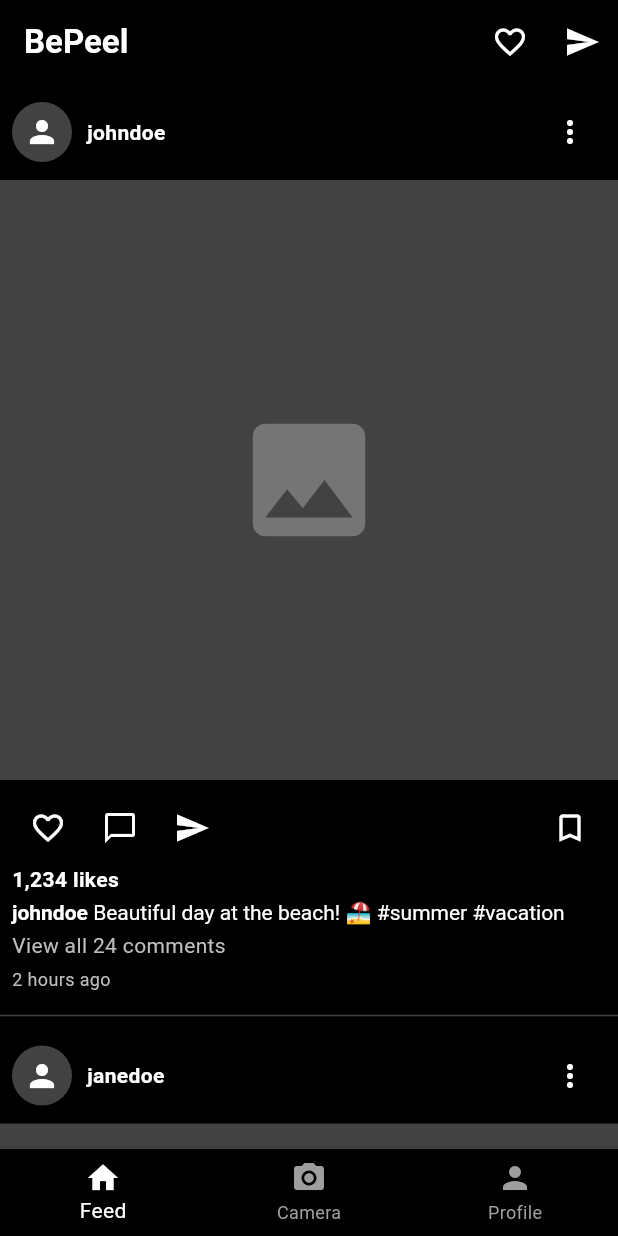
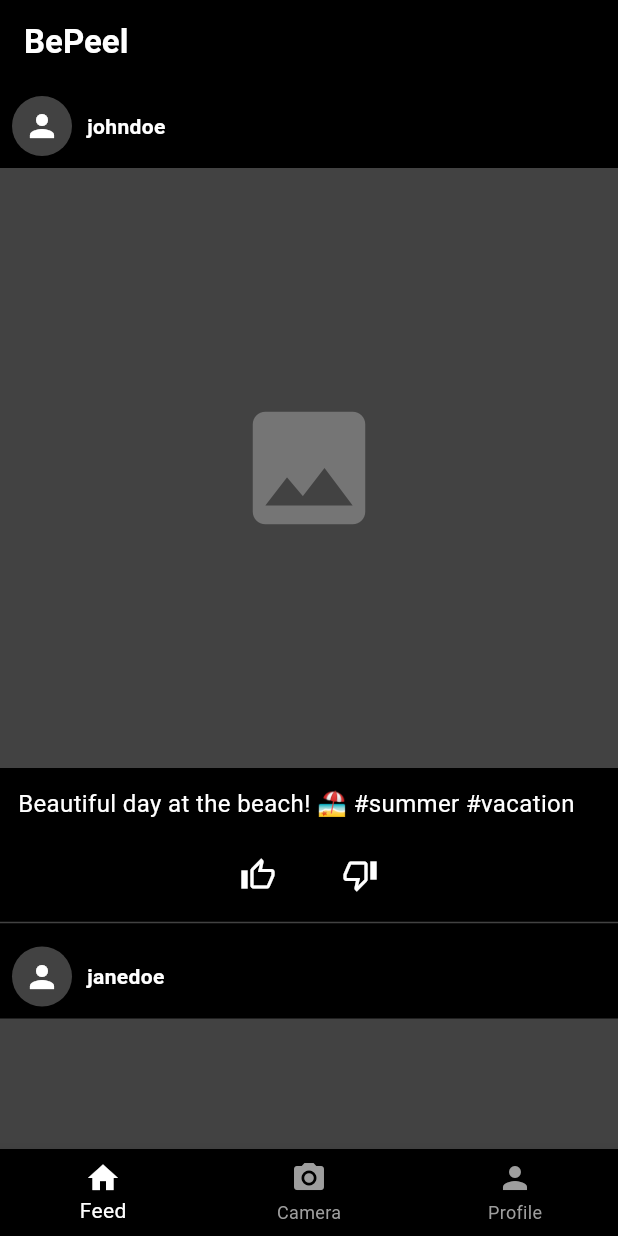
Before and after one commit to dpsheth/exercise_social_media, a Flutter app: the screen it shows once a user with an empty profile is signed in, on a phone screen of 412 x 824 dp. Run offline on Flutter 3.47's test engine with Material 3 defaults, Android fonts, the phone set to English and light mode, and no system bars; our stand-ins replace firebase_auth, firebase_core, image_picker; accounts and stored records are empty.

Commit message:
feed changed to be more to vision

```diff
--- a/bepeel/lib/main.dart
+++ b/bepeel/lib/main.dart
@@ -114,16 +114,6 @@
                     fontWeight: FontWeight.bold,
                   ),
                 ),
-                actions: [
-                  IconButton(
-                    icon: Icon(Icons.favorite_border, color: Colors.white),
-                    onPressed: () {},
-                  ),
-                  IconButton(
-                    icon: Icon(Icons.send, color: Colors.white),
-                    onPressed: () {},
-                  ),
-                ],
               ),
               SliverList(
                 delegate: SliverChildBuilderDelegate(
@@ -286,6 +276,7 @@
     return Column(
       crossAxisAlignment: CrossAxisAlignment.start,
       children: [
+        // Username and profile section
         Padding(
           padding: const EdgeInsets.all(8.0),
           child: Row(
@@ -302,15 +293,30 @@
                   fontWeight: FontWeight.bold,
                 ),
               ),
-              Spacer(),
-              IconButton(
-                icon: Icon(Icons.more_vert, color: Colors.white),
-                onPressed: () {},
-              ),
             ],
           ),
         ),
-        Container(
+        // Image with double tap detection and animation
+        Stack(
+          alignment: Alignment.center,
+          children: [
+            GestureDetector(
+              onDoubleTap: () {
+                setState(() {
+                  if (post['isLiked'] != true) {
+                    post['isLiked'] = true;
+                    post['showLikeAnimation'] = true;
+                    Future.delayed(const Duration(milliseconds: 800), () {
+                      if (mounted) {
+                        setState(() {
+                          post['showLikeAnimation'] = false;
+                        });
+                      }
+                    });
+                  }
+                });
+              },
+              child: Container(
                 height: 400,
                 color: Colors.grey[800],
                 child: Center(
@@ -321,69 +327,76 @@
                   ),
                 ),
               ),
-        Padding(
-          padding: const EdgeInsets.all(8.0),
-          child: Column(
-            crossAxisAlignment: CrossAxisAlignment.start,
-            children: [
-              Row(
-                children: [
-                  IconButton(
-                    icon: Icon(Icons.favorite_border, color: Colors.white),
-                    onPressed: () {},
             ),
-                  IconButton(
-                    icon: Icon(Icons.chat_bubble_outline, color: Colors.white),
-                    onPressed: () {},
+            if (post['showLikeAnimation'] == true)
+              TweenAnimationBuilder<double>(
+                tween: Tween(begin: 0.0, end: 1.0),
+                duration: const Duration(milliseconds: 400),
+                builder: (context, value, child) {
+                  return Transform.scale(
+                    scale: 2.0 * value * (1 - value) + 1.0,
+                    child: Opacity(
+                      opacity: value > 0.5 ? 2 * (1 - value) : 2 * value,
+                      child: const Icon(
+                        Icons.thumb_up,
+                        color: Colors.white,
+                        size: 100,
                       ),
-                  IconButton(
-                    icon: Icon(Icons.send, color: Colors.white),
-                    onPressed: () {},
                     ),
-                  Spacer(),
-                  IconButton(
-                    icon: Icon(Icons.bookmark_border, color: Colors.white),
-                    onPressed: () {},
+                  );
+                },
               ),
           ],
         ),
-              Text(
-                '${post['likes']} likes',
-                style: TextStyle(
+        // Caption
+        Padding(
+          padding: const EdgeInsets.all(12.0),
+          child: Text(
+            post['caption'],
+            style: const TextStyle(
               color: Colors.white,
-                  fontWeight: FontWeight.bold,
+              fontSize: 16,
             ),
           ),
-              SizedBox(height: 4),
-              RichText(
-                text: TextSpan(
-                  style: TextStyle(color: Colors.white),
+        ),
+        // Thumbs up/down buttons
+        Row(
+          mainAxisAlignment: MainAxisAlignment.center,
           children: [
-                    TextSpan(
-                      text: '${post['username']} ',
-                      style: TextStyle(fontWeight: FontWeight.bold),
+            IconButton(
+              icon: Icon(
+                post['isLiked'] == true ? Icons.thumb_up : Icons.thumb_up_outlined,
+                color: post['isLiked'] == true ? Colors.blue : Colors.white,
               ),
-                    TextSpan(text: post['caption']),
-                  ],
+              onPressed: () {
+                setState(() {
+                  if (post['isLiked'] != true) {
+                    post['isLiked'] = true;
+                    post['showLikeAnimation'] = true;
+                    Future.delayed(const Duration(milliseconds: 800), () {
+                      if (mounted) {
+                        setState(() {
+                          post['showLikeAnimation'] = false;
+                        });
+                      }
+                    });
+                  }
+                });
+              },
             ),
+            const SizedBox(width: 20),
+            IconButton(
+              icon: Icon(
+                post['isLiked'] == false ? Icons.thumb_down : Icons.thumb_down_outlined,
+                color: post['isLiked'] == false ? Colors.red : Colors.white,
               ),
-              SizedBox(height: 4),
-              Text(
-                'View all ${post['comments']} comments',
-                style: TextStyle(
-                  color: Colors.grey[400],
-                ),
-              ),
-              SizedBox(height: 4),
-              Text(
-                post['timeAgo'],
-                style: TextStyle(
-                  color: Colors.grey[400],
-                  fontSize: 12,
-                ),
+              onPressed: () {
+                setState(() {
+                  post['isLiked'] = false;
+                });
+              },
             ),
           ],
-          ),
         ),
         Divider(color: Colors.grey[800]),
       ],
```
Lines whose indentation alone changed are shown as unchanged.
